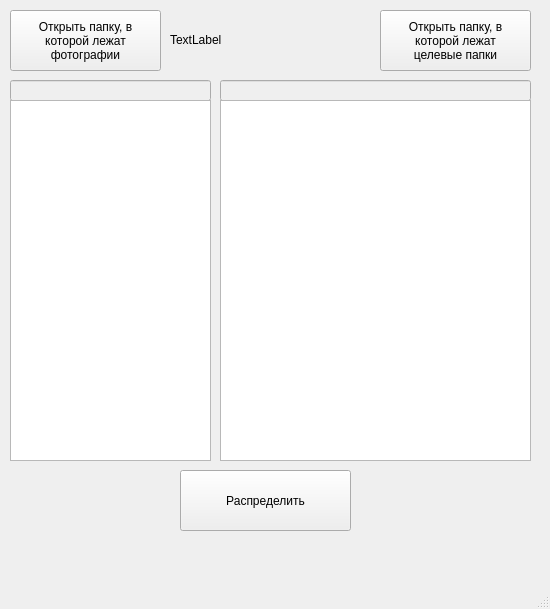
First picture: the form in Проекты в Qt Creator/MovePics/mainwindow.ui, repository IllugiSvensson/My_GitHub_repo, before the edit.
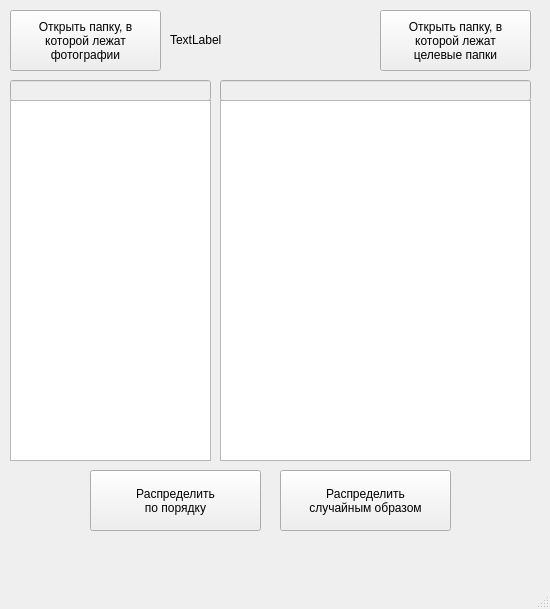
Second picture: the form after the edit.

The edit to the form file:
```diff
--- a/Проекты в Qt Creator/MovePics/mainwindow.ui
+++ b/Проекты в Qt Creator/MovePics/mainwindow.ui
@@ -56,7 +56,7 @@
    <widget class="QPushButton" name="Move_Pics">
     <property name="geometry">
      <rect>
-      <x>180</x>
+      <x>90</x>
       <y>470</y>
       <width>171</width>
       <height>61</height>
@@ -69,7 +69,8 @@
      <number>-1</number>
     </property>
     <property name="text">
-     <string>Распределить</string>
+     <string>Распределить
+по порядку</string>
     </property>
    </widget>
    <widget class="QLineEdit" name="InputPath">
@@ -137,6 +138,20 @@
      <string>TextLabel</string>
     </property>
    </widget>
+   <widget class="QPushButton" name="Random">
+    <property name="geometry">
+     <rect>
+      <x>280</x>
+      <y>470</y>
+      <width>171</width>
+      <height>61</height>
+     </rect>
+    </property>
+    <property name="text">
+     <string>Распределить
+случайным образом</string>
+    </property>
+   </widget>
   </widget>
   <widget class="QMenuBar" name="menubar">
    <property name="geometry">
```
